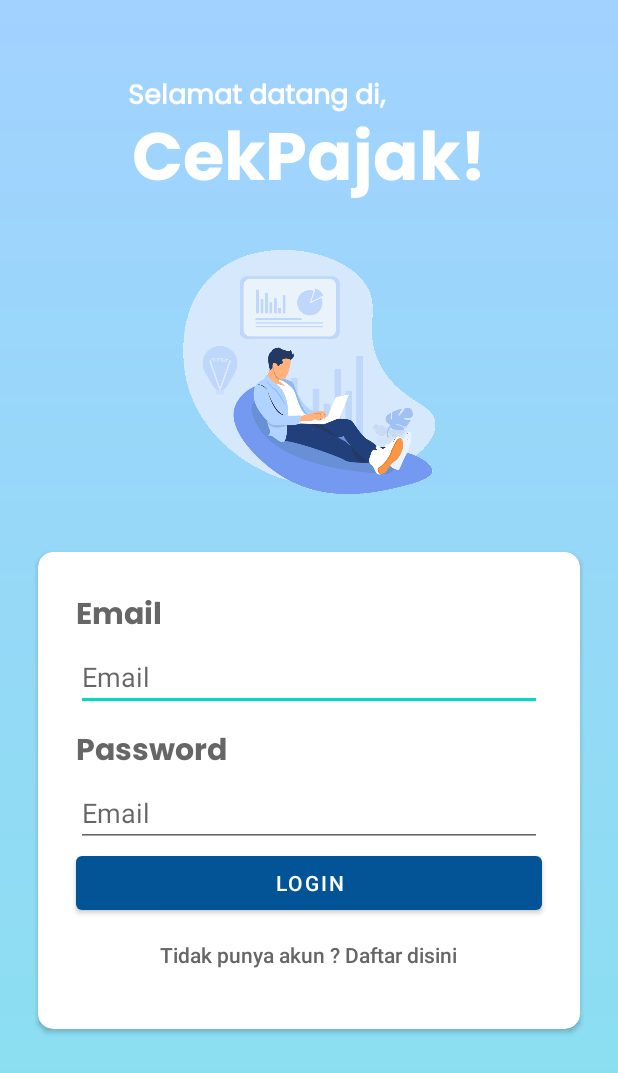
After one commit to ilhamnusantara/AplikasiPPajak, an Android app: the LoginActivity screen opened directly, with no data from a screen before it, on a phone screen of 412 x 824 dp. The commit adds this screen. Shown: the top 1073 px of the screen. Run offline under Robolectric (Android 15) with nearby library versions, the phone set to English and light mode, and no system bars.

Commit message:
[IMP] add login page

```diff
--- a/app/src/main/AndroidManifest.xml
+++ b/app/src/main/AndroidManifest.xml
@@ -9,6 +9,9 @@
         android:roundIcon="@mipmap/ic_launcher_round"
         android:supportsRtl="true"
         android:theme="@style/Theme.PerhitunganPajak2">
+        <activity
+            android:name=".LoginActivity"
+            android:exported="true" />
         <activity android:name=".MainActivity">
             <intent-filter>
                 <action android:name="android.intent.action.MAIN" />
@@ -21,10 +24,10 @@
             android:parentActivityName=".MainActivity" />
         <activity
             android:name=".Pph21Golongan"
-            android:parentActivityName=".PerhitunganPajak"/>
+            android:parentActivityName=".PerhitunganPajak" />
         <activity
             android:name=".PphFinal"
-            android:parentActivityName=".PerhitunganPajak"/>
+            android:parentActivityName=".PerhitunganPajak" />
         <activity
             android:name=".InformasiPajak"
             android:parentActivityName=".MainActivity" />
--- /dev/null
+++ b/app/src/main/java/com/example/perhitunganpajak2/LoginActivity.java
@@ -0,0 +1,14 @@
+package com.example.perhitunganpajak2;
+
+import androidx.appcompat.app.AppCompatActivity;
+
+import android.os.Bundle;
+
+public class LoginActivity extends AppCompatActivity {
+
+    @Override
+    protected void onCreate(Bundle savedInstanceState) {
+        super.onCreate(savedInstanceState);
+        setContentView(R.layout.activity_login);
+    }
+}
--- /dev/null
+++ b/app/src/main/res/layout/activity_login.xml
@@ -0,0 +1,134 @@
+<?xml version="1.0" encoding="utf-8"?>
+<LinearLayout xmlns:android="http://schemas.android.com/apk/res/android"
+    xmlns:app="http://schemas.android.com/apk/res-auto"
+    xmlns:tools="http://schemas.android.com/tools"
+    android:layout_width="match_parent"
+    android:layout_height="match_parent"
+    android:background="@drawable/bgnewstyle"
+    android:orientation="vertical"
+    tools:context=".LoginActivity">
+    <TextView
+        android:id="@+id/textView4"
+        android:layout_width="match_parent"
+        android:layout_height="wrap_content"
+        android:layout_marginStart="85dp"
+        android:layout_marginTop="50dp"
+        android:fontFamily="@font/poppins_regular"
+        android:text="@string/login_welcome_1"
+        android:textAlignment="textStart"
+        android:textColor="#FFF"
+        android:textSize="8pt"
+        android:textStyle="bold"
+        android:typeface="sans" />
+
+    <TextView
+        android:id="@+id/textView2"
+        android:layout_width="match_parent"
+        android:layout_height="68dp"
+        android:layout_marginTop="-10dp"
+        android:text="@string/app_name"
+        android:textAlignment="center"
+        android:fontFamily="@font/poppins_bold"
+        android:textColor="#FFF"
+        android:textSize="20pt"
+        android:textStyle="bold"
+        android:typeface="sans" />
+
+    <ImageView
+        android:id="@+id/imageView5"
+        android:layout_width="wrap_content"
+        android:layout_height="200dp"
+        android:layout_marginTop="10dp"
+        android:contentDescription="TODO"
+        app:srcCompat="@drawable/illustration_2" />
+
+    <androidx.cardview.widget.CardView
+        android:layout_width="match_parent"
+        android:layout_height="wrap_content"
+        android:background="#FFF"
+        android:layout_marginTop="20dp"
+        app:cardCornerRadius="10dp"
+        android:layout_marginLeft="25dp"
+        android:layout_marginRight="25dp"
+        >
+        <LinearLayout
+            android:layout_width="match_parent"
+            android:layout_height="match_parent"
+            android:orientation="vertical">
+
+            <TextView
+                android:layout_height="wrap_content"
+                android:layout_width="match_parent"
+                android:layout_marginTop="25dp"
+                android:layout_marginLeft="25dp"
+                android:layout_marginRight="25dp"
+                android:text="Email"
+                android:fontFamily="@font/poppins_bold"
+                android:textColor="#666666"
+                android:textSize="20dp"
+                android:typeface="sans"
+                />
+
+            <EditText
+                android:id="@+id/email"
+                android:layout_height="wrap_content"
+                android:layout_width="match_parent"
+                android:layout_marginLeft="25dp"
+                android:layout_marginRight="25dp"
+                android:textColor="#A59B9B"
+                android:hint="Email"
+                tools:text="johndoe@gmail.com"
+                />
+
+            <TextView
+                android:layout_height="wrap_content"
+                android:layout_width="match_parent"
+                android:layout_marginTop="10dp"
+                android:layout_marginLeft="25dp"
+                android:layout_marginRight="25dp"
+                android:text="Password"
+                android:fontFamily="@font/poppins_bold"
+                android:textColor="#666666"
+                android:textSize="20dp"
+                android:typeface="sans"
+                />
+
+            <EditText
+                android:id="@+id/password"
+                android:layout_height="wrap_content"
+                android:layout_width="match_parent"
+                android:layout_marginLeft="25dp"
+                android:layout_marginRight="25dp"
+                android:textColor="#A59B9B"
+                android:hint="Email"
+                tools:text="johndoe@gmail.com"
+                android:inputType="textPassword"
+                />
+
+            <Button
+                android:id="@+id/login"
+                android:layout_width="match_parent"
+                android:layout_height="wrap_content"
+                android:layout_marginLeft="25dp"
+                android:layout_marginRight="25dp"
+                android:layout_gravity="center"
+                android:text="LOGIN"
+                android:textAllCaps="false" />
+
+            <Button
+                android:id="@+id/register"
+                android:layout_width="wrap_content"
+                android:layout_height="wrap_content"
+                android:layout_marginBottom="25dp"
+                style="@style/Widget.AppCompat.Button.Borderless"
+                android:textColor="#666666"
+                android:textAllCaps="false"
+                android:text="Tidak punya akun ? Daftar disini"
+                android:layout_gravity="center"/>
+        </LinearLayout>
+
+
+
+    </androidx.cardview.widget.CardView>
+
+</LinearLayout>
--- a/app/src/main/res/layout/activity_main.xml
+++ b/app/src/main/res/layout/activity_main.xml
@@ -42,7 +42,7 @@
                 android:layout_height="68dp"
                 android:layout_marginTop="-10dp"
                 android:fontFamily="@font/poppins_bold"
-                android:text="@string/klikpajak"
+                android:text="@string/app_name"
                 android:textAlignment="center"
                 android:textColor="#FFF"
                 android:textSize="20pt"
--- a/app/src/main/res/values/strings.xml
+++ b/app/src/main/res/values/strings.xml
@@ -1,6 +1,5 @@
 <resources>
-    <string name="app_name">PerhitunganPajak2</string>
-    <string name="klikpajak">CekPajak!</string>
+    <string name="app_name">CekPajak!</string>
     <string name="perhitungan_pajak">Perhitungan Pajak</string>
     <string name="informasi_perhitungan">Informasi Perhitungan</string>
     <string name="gladtoseeu">Selamat datang di,</string>
@@ -11,4 +10,5 @@
     values-round/strings.xml for round devices.
     -->
     <string name="hello_world">Hello Square World!</string>
+    <string name="login_welcome_1">Selamat datang di,</string>
 </resources>
```
